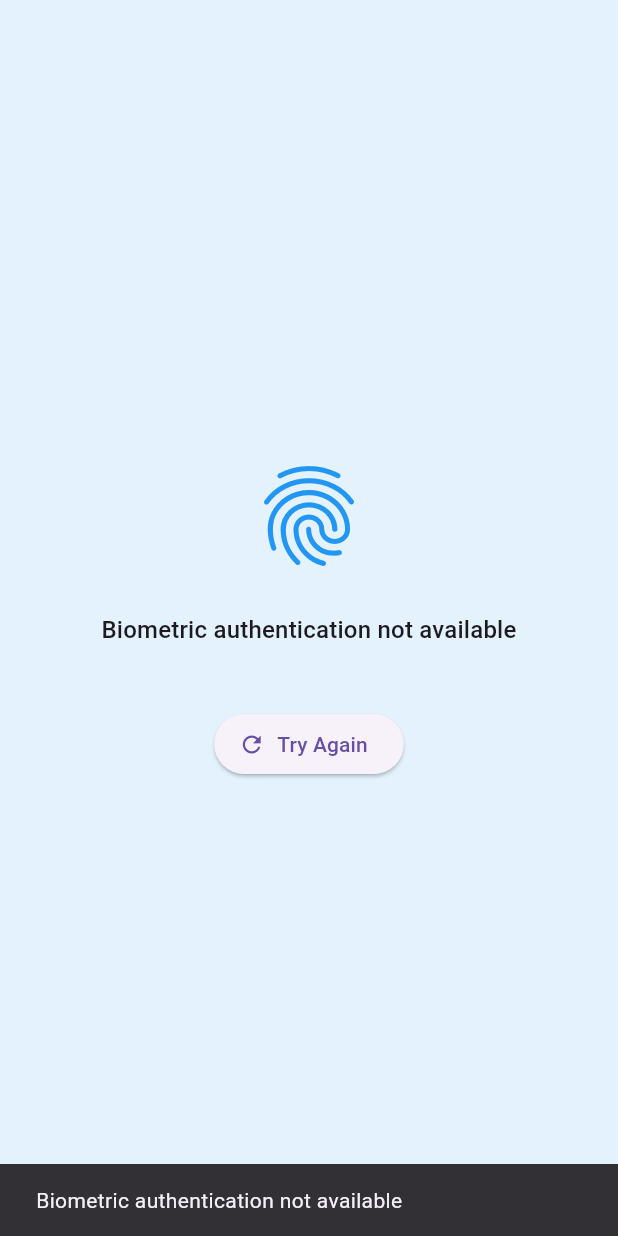
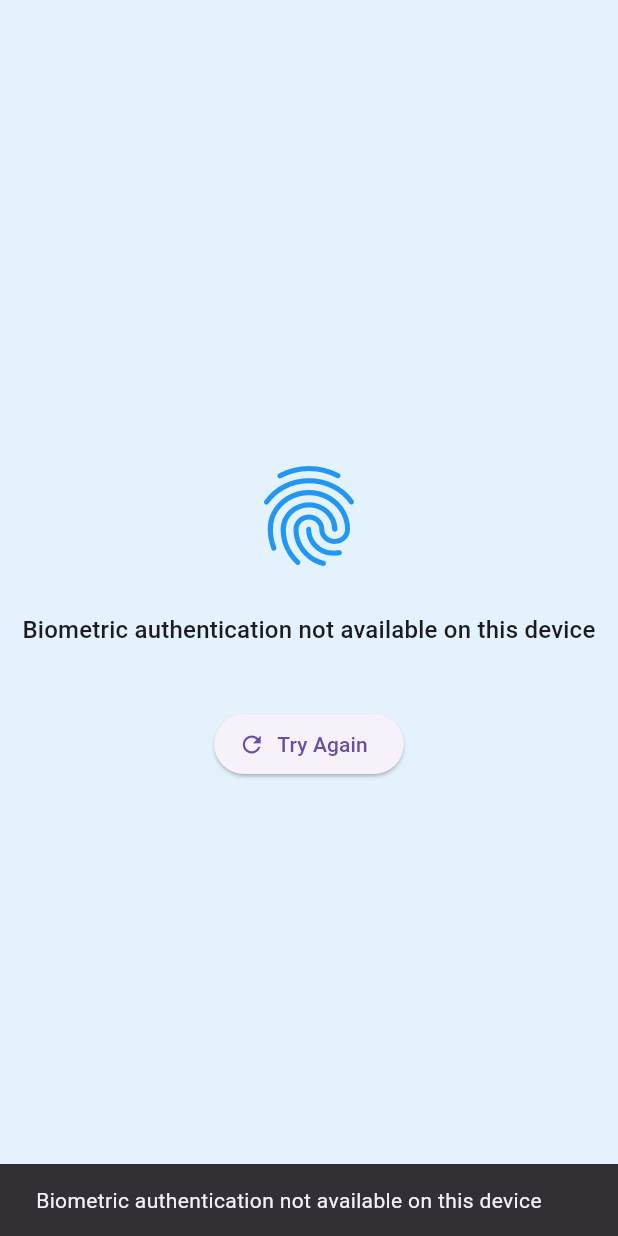
Before and after one commit to bdrdgcare16-mobile/gcare, a Flutter app: the screen it shows after launch, after a tap on "Try Again", on a phone screen of 412 x 824 dp. Run offline on Flutter 3.47's test engine with Material 3 defaults, Android fonts, the light colour scheme and no system bars; our stand-ins replace camera, image_picker, local_auth, pdf, permission_handler, printing and 2 more; missing offline and left inert: local_auth_android, local_auth_ios, postgres.

Commit message:
Face authentication enabled

```diff
--- a/lib/landing_screen.dart
+++ b/lib/landing_screen.dart
@@ -1,5 +1,9 @@
+import 'dart:io';
+
 import 'package:flutter/material.dart';
 import 'package:local_auth/local_auth.dart';
+import 'package:local_auth_android/local_auth_android.dart';
+import 'package:local_auth_ios/local_auth_ios.dart';
 import 'package:flutter/services.dart';
 
 class LandingScreen extends StatefulWidget {
@@ -20,47 +24,82 @@ class _LandingScreenState extends State<LandingScreen> {
     _checkBiometricsAndAuthenticate();
   }
 
-  // Check if device supports biometrics and start authentication
+  // Check if device supports biometric authentication
   Future<void> _checkBiometricsAndAuthenticate() async {
     bool canAuthenticate = false;
     List<BiometricType> availableBiometrics = [];
 
     try {
-      // Check if device supports biometric authentication
-      canAuthenticate = await _localAuth.canCheckBiometrics;
+      // Check if biometric authentication is available
+      canAuthenticate = await _localAuth.canCheckBiometrics ||
+          await _localAuth.isDeviceSupported();
 
       if (!canAuthenticate) {
-        _showError('Biometric authentication not available');
+        _showError('Biometric authentication not available on this device');
         return;
       }
 
       // Get available biometric types
       availableBiometrics = await _localAuth.getAvailableBiometrics();
+      debugPrint('Available biometrics: $availableBiometrics');
 
       if (availableBiometrics.isEmpty) {
-        _showError('No biometric authentication methods available');
+        _showError('No biometric authentication methods enrolled. Please set up face authentication in device settings.');
+        return;
+      }
+
+      // Check specifically for face authentication
+      final hasFaceAuth = availableBiometrics.contains(BiometricType.face);
+      debugPrint('Face authentication available: $hasFaceAuth');
+
+      if (!hasFaceAuth) {
+        _showError('Face authentication is not available on this device');
         return;
       }
 
       setState(() {
         _isAuthenticating = true;
-        _statusMessage = 'Authenticating...';
+        _statusMessage = 'Looking for face...';
       });
+
+      // Android-specific configuration
+      final androidAuthStrings = AndroidAuthMessages(
+        signInTitle: 'Face Authentication',
+        cancelButton: 'Cancel',
+        biometricHint: 'Verify your identity',
+        biometricNotRecognized: 'Face not recognized. Try again.',
+        biometricRequiredTitle: 'Biometric required',
+        biometricSuccess: 'Authentication successful!',
+        goToSettingsButton: 'Settings',
+        goToSettingsDescription: 'Please set up face authentication',
+      );
 
       // Try to authenticate with biometrics
       final bool didAuthenticate = await _localAuth.authenticate(
-        localizedReason: 'Please authenticate to access the app',
+        localizedReason: 'Authenticate with Face ID to continue',
+        authMessages: [
+          androidAuthStrings,
+          const IOSAuthMessages(
+            cancelButton: 'Cancel',
+            goToSettingsButton: 'Settings',
+            goToSettingsDescription: 'Please enable Face ID',
+            lockOut: 'Face ID is locked. Please try again later.',
+          ),
+        ],
         options: const AuthenticationOptions(
           stickyAuth: true,
-          biometricOnly: true, // Only use biometrics, not device credentials
+          biometricOnly: true,
+          useErrorDialogs: true,
+          sensitiveTransaction: true,
         ),
       );
 
+      // Handle authentication result
       if (didAuthenticate) {
         setState(() {
-        _isAuthenticating = true;
-        _statusMessage = 'Authenticated';
-      });
+          _isAuthenticating = true;
+          _statusMessage = 'Authenticated';
+        });
         // Navigate to admin dashboard on success
         if (mounted) {
           Navigator.of(context).pushReplacementNamed('/admin-dashboard');
--- a/pubspec.yaml
+++ b/pubspec.yaml
@@ -49,6 +49,8 @@ dependencies:
   path_provider: ^2.1.2
   path: ^1.8.3
   local_auth: ^2.2.0
+  local_auth_android: ^1.0.0
+  local_auth_ios: ^1.1.6
 
   # Firebase dependencies
   firebase_core: ^2.24.2
@@ -84,7 +86,7 @@ flutter:
 
   # To add assets to your application, add an assets section, like this:
   assets:
-    - assets/images/
+    - client/assets/images/
   # assets:
   #   - images/a_dot_burr.jpeg
   #   - images/a_dot_ham.jpeg
```
Also changed, not shown: 13 other files.
